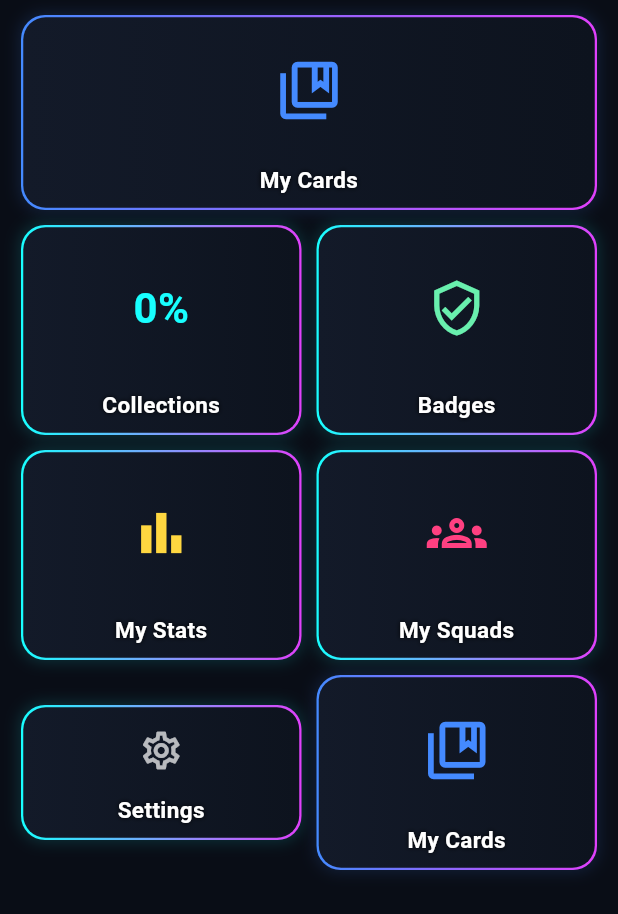
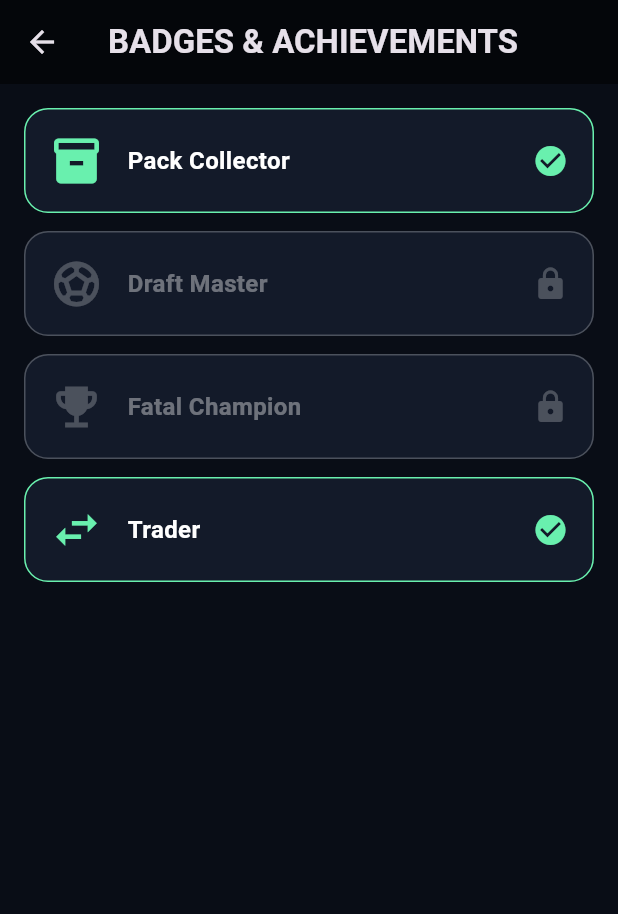
Before and after one commit to JPSSProgramming/micro-step-app, a Flutter app: the Page3Club widget shown alone on an empty page, opened directly, after a tap on "Badges", on a phone screen of 412 x 824 dp. Shown: the top 914 px of the screen. Run offline on Flutter 3.47's test engine with Material 3 defaults, Android fonts, the phone set to English and light mode, and no system bars; network calls fail.

Commit message:
feat: add badges, squads, settings screens and fix button duplication in club tab

```diff
--- /dev/null
+++ b/lib/features/club/screens/badges_screen.dart
@@ -0,0 +1,66 @@
+import 'package:flutter/material.dart';
+
+class BadgesScreen extends StatelessWidget {
+  const BadgesScreen({super.key});
+
+  @override
+  Widget build(BuildContext context) {
+    final badges = [
+      {'title': 'Pack Collector', 'icon': Icons.inventory_2, 'unlocked': true},
+      {'title': 'Draft Master', 'icon': Icons.sports_soccer, 'unlocked': false},
+      {'title': 'Fatal Champion', 'icon': Icons.emoji_events, 'unlocked': false},
+      {'title': 'Trader', 'icon': Icons.swap_horiz, 'unlocked': true},
+    ];
+
+    return Scaffold(
+      backgroundColor: const Color(0xFF090D16),
+      appBar: AppBar(
+        backgroundColor: Colors.black54,
+        title: const Text('BADGES & ACHIEVEMENTS', style: TextStyle(fontWeight: FontWeight.bold)),
+        centerTitle: true,
+      ),
+      body: ListView.builder(
+        padding: const EdgeInsets.all(16),
+        itemCount: badges.length,
+        itemBuilder: (context, index) {
+          final badge = badges[index];
+          final isUnlocked = badge['unlocked'] as bool;
+
+          return Container(
+            margin: const EdgeInsets.only(bottom: 12),
+            padding: const EdgeInsets.all(16),
+            decoration: BoxDecoration(
+              color: const Color(0xFF131A29),
+              borderRadius: BorderRadius.circular(16),
+              border: Border.all(color: isUnlocked ? Colors.greenAccent : Colors.white24),
+            ),
+            child: Row(
+              children: [
+                Icon(
+                  badge['icon'] as IconData,
+                  size: 36,
+                  color: isUnlocked ? Colors.greenAccent : Colors.white24,
+                ),
+                const SizedBox(width: 16),
+                Expanded(
+                  child: Text(
+                    badge['title'] as String,
+                    style: TextStyle(
+                      color: isUnlocked ? Colors.white : Colors.white38,
+                      fontWeight: FontWeight.bold,
+                      fontSize: 16,
+                    ),
+                  ),
+                ),
+                Icon(
+                  isUnlocked ? Icons.check_circle : Icons.lock,
+                  color: isUnlocked ? Colors.greenAccent : Colors.white24,
+                ),
+              ],
+            ),
+          );
+        },
+      ),
+    );
+  }
+}
--- a/lib/features/home/pages/page_3_club.dart
+++ b/lib/features/home/pages/page_3_club.dart
@@ -1,92 +1,165 @@
 import 'package:flutter/material.dart';
 import '../../../core/widgets/neon_card_tile.dart';
-import '../../my_club/screens/my_cards_screen.dart';
+import '../../../models/user_data.dart';
+import '../../../models/player_card.dart';
+import '../../collection/screens/my_collection_screen.dart';
+import '../../profile/screens/profile_screen.dart';
+import '../../store/screens/store_screen.dart';
+import '../../club/screens/badges_screen.dart';
+import '../../club/screens/my_squads_screen.dart';
+import '../../club/screens/settings_screen.dart';
 
 class Page3Club extends StatelessWidget {
   const Page3Club({super.key});
 
   @override
   Widget build(BuildContext context) {
+    // Обчислення відсотка зібраних карток
+    final totalPlayers = allPlayers.isNotEmpty ? allPlayers.length : 1;
+    final collectedCount = UserData.myCollection.length;
+    final collectionPercent = ((collectedCount / totalPlayers) * 100).toInt();
+
     return SingleChildScrollView(
       physics: const BouncingScrollPhysics(),
       padding: const EdgeInsets.symmetric(horizontal: 14, vertical: 10),
       child: Column(
         children: [
+          // 1. My Cards (Top Banner)
           NeonCardTile(
             title: 'My Cards',
-            height: 130,
-            borderGradient: const LinearGradient(colors: [Colors.blueAccent, Colors.purpleAccent]),
-            topWidget: const Icon(Icons.collections_bookmark_outlined, size: 46, color: Colors.blueAccent),
-            onTap: () {},
+            height: 120,
+            borderGradient: const LinearGradient(
+              colors: [Colors.blueAccent, Colors.purpleAccent],
+            ),
+            topWidget: const Icon(Icons.collections_bookmark_outlined, size: 42, color: Colors.blueAccent),
+            onTap: () {
+              Navigator.push(
+                context,
+                MaterialPageRoute(builder: (context) => const MyCollectionScreen()),
+              );
+            },
           ),
-          const SizedBox(height: 10),
+          const SizedBox(height: 12),
 
+          // 2. Collections % & Badges
           Row(
             children: [
               Expanded(
                 child: NeonCardTile(
                   title: 'Collections',
-                  topWidget: const Text(
-                    '0%',
-                    style: TextStyle(fontSize: 28, fontWeight: FontWeight.bold, color: Colors.cyanAccent),
+                  height: 120,
+                  borderGradient: const LinearGradient(
+                    colors: [Colors.cyanAccent, Colors.tealAccent],
                   ),
-                  onTap: () {},
+                  topWidget: Text(
+                    '$collectionPercent%',
+                    style: const TextStyle(
+                      fontSize: 32,
+                      fontWeight: FontWeight.w900,
+                      color: Colors.cyanAccent,
+                    ),
+                  ),
+                  onTap: () {
+                    Navigator.push(
+                      context,
+                      MaterialPageRoute(builder: (context) => const MyCollectionScreen()),
+                    );
+                  },
                 ),
               ),
-              const SizedBox(width: 10),
+              const SizedBox(width: 12),
               Expanded(
                 child: NeonCardTile(
                   title: 'Badges',
+                  height: 120,
+                  borderGradient: const LinearGradient(
+                    colors: [Colors.greenAccent, Colors.cyanAccent],
+                  ),
                   topWidget: const Icon(Icons.verified_user_outlined, size: 40, color: Colors.greenAccent),
-                  onTap: () {},
+                  onTap: () {
+                    Navigator.push(
+                      context,
+                      MaterialPageRoute(builder: (context) => const BadgesScreen()),
+                    );
+                  },
                 ),
               ),
             ],
           ),
-          const SizedBox(height: 10),
+          const SizedBox(height: 12),
 
+          // 3. My Stats & My Squads
           Row(
             children: [
               Expanded(
                 child: NeonCardTile(
                   title: 'My Stats',
-                  topWidget: const Icon(Icons.bar_chart_outlined, size: 40, color: Colors.amberAccent),
-                  onTap: () {},
+                  height: 120,
+                  borderGradient: const LinearGradient(
+                    colors: [Colors.amberAccent, Colors.orangeAccent],
+                  ),
+                  topWidget: const Icon(Icons.bar_chart_rounded, size: 40, color: Colors.amberAccent),
+                  onTap: () {
+                    Navigator.push(
+                      context,
+                      MaterialPageRoute(builder: (context) => const ProfileScreen()),
+                    );
+                  },
                 ),
               ),
-              const SizedBox(width: 10),
+              const SizedBox(width: 12),
               Expanded(
                 child: NeonCardTile(
                   title: 'My Squads',
+                  height: 120,
+                  borderGradient: const LinearGradient(
+                    colors: [Colors.pinkAccent, Colors.purpleAccent],
+                  ),
                   topWidget: const Icon(Icons.groups_outlined, size: 40, color: Colors.pinkAccent),
-                  onTap: () {},
+                  onTap: () {
+                    Navigator.push(
+                      context,
+                      MaterialPageRoute(builder: (context) => const MySquadsScreen()),
+                    );
+                  },
                 ),
               ),
             ],
           ),
-          const SizedBox(height: 10),
+          const SizedBox(height: 12),
 
+          // 4. Settings & Pack Store (виправлено дублювання)
           Row(
             children: [
               Expanded(
                 child: NeonCardTile(
                   title: 'Settings',
-                  height: 90,
-                  topWidget: const Icon(Icons.settings_outlined, size: 30, color: Colors.white70),
-                  onTap: () {},
-                ),
-              ),
-              const SizedBox(width: 10),
-              Expanded(
-                child:NeonCardTile(
-                  title: 'My Cards',
-                  height: 130,
-                  borderGradient: const LinearGradient(colors: [Colors.blueAccent, Colors.purpleAccent]),
-                  topWidget: const Icon(Icons.collections_bookmark_outlined, size: 46, color: Colors.blueAccent),
+                  height: 110,
+                  borderGradient: const LinearGradient(
+                    colors: [Colors.purpleAccent, Colors.pinkAccent],
+                  ),
+                  topWidget: const Icon(Icons.settings_outlined, size: 38, color: Colors.purpleAccent),
                   onTap: () {
                     Navigator.push(
                       context,
-                      MaterialPageRoute(builder: (context) => const MyCardsScreen()),
+                      MaterialPageRoute(builder: (context) => const SettingsScreen()),
+                    );
+                  },
+                ),
+              ),
+              const SizedBox(width: 12),
+              Expanded(
+                child: NeonCardTile(
+                  title: 'Pack Store',
+                  height: 110,
+                  borderGradient: const LinearGradient(
+                    colors: [Colors.blueAccent, Colors.cyanAccent],
+                  ),
+                  topWidget: const Icon(Icons.shopping_bag_outlined, size: 38, color: Colors.cyanAccent),
+                  onTap: () {
+                    Navigator.push(
+                      context,
+                      MaterialPageRoute(builder: (context) => const StoreScreen()),
                     );
                   },
                 ),
```
Also changed, not shown: lib/features/club/screens/my_squads_screen.dart (added, +35 -0 lines), lib/features/club/screens/settings_screen.dart (added, +61 -0 lines).
